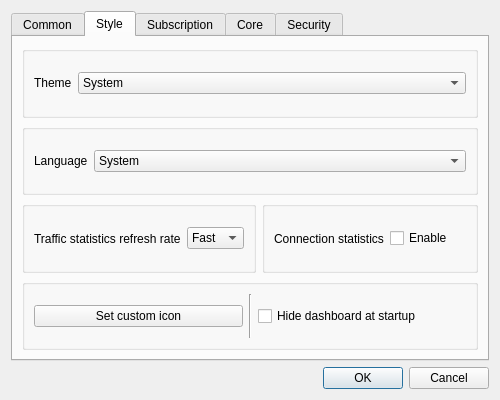
MatsuriDayo/nekoray, file ui/dialog_basic_settings.ui: the form before one commit.
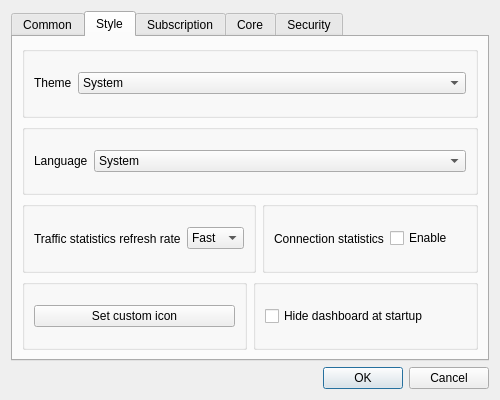
The form after the commit. The open tabs and pages were chosen to show the change. Custom widgets are drawn as their Qt base class.

Commit message: fix connection_statistics & settings ui

```diff
--- a/ui/dialog_basic_settings.ui
+++ b/ui/dialog_basic_settings.ui
@@ -331,45 +331,6 @@
          </layout>
         </widget>
        </item>
-       <item row="3" column="0">
-        <widget class="QGroupBox" name="horizontalGroupBox2">
-         <layout class="QHBoxLayout" name="horizontalLayout_20">
-          <item>
-           <widget class="QPushButton" name="set_custom_icon">
-            <property name="sizePolicy">
-             <sizepolicy hsizetype="Preferred" vsizetype="Fixed">
-              <horstretch>0</horstretch>
-              <verstretch>0</verstretch>
-             </sizepolicy>
-            </property>
-            <property name="text">
-             <string>Set custom icon</string>
-            </property>
-           </widget>
-          </item>
-          <item>
-           <widget class="Line" name="line">
-            <property name="orientation">
-             <enum>Qt::Vertical</enum>
-            </property>
-           </widget>
-          </item>
-          <item>
-           <widget class="QCheckBox" name="start_minimal">
-            <property name="sizePolicy">
-             <sizepolicy hsizetype="Preferred" vsizetype="Fixed">
-              <horstretch>0</horstretch>
-              <verstretch>0</verstretch>
-             </sizepolicy>
-            </property>
-            <property name="text">
-             <string>Hide dashboard at startup</string>
-            </property>
-           </widget>
-          </item>
-         </layout>
-        </widget>
-       </item>
        <item row="2" column="0">
         <layout class="QHBoxLayout" name="horizontalLayout_12">
          <item>
@@ -426,6 +387,48 @@
          </item>
         </layout>
        </item>
+       <item row="3" column="0">
+        <layout class="QHBoxLayout" name="horizontalLayout_22">
+         <item>
+          <widget class="QGroupBox" name="horizontalGroupBox2">
+           <layout class="QHBoxLayout" name="horizontalLayout_20">
+            <item>
+             <widget class="QPushButton" name="set_custom_icon">
+              <property name="sizePolicy">
+               <sizepolicy hsizetype="Preferred" vsizetype="Fixed">
+                <horstretch>0</horstretch>
+                <verstretch>0</verstretch>
+               </sizepolicy>
+              </property>
+              <property name="text">
+               <string>Set custom icon</string>
+              </property>
+             </widget>
+            </item>
+           </layout>
+          </widget>
+         </item>
+         <item>
+          <widget class="QGroupBox" name="horizontalGroupBox_2">
+           <layout class="QHBoxLayout" name="horizontalLayout_23">
+            <item>
+             <widget class="QCheckBox" name="start_minimal">
+              <property name="sizePolicy">
+               <sizepolicy hsizetype="Preferred" vsizetype="Fixed">
+                <horstretch>0</horstretch>
+                <verstretch>0</verstretch>
+               </sizepolicy>
+              </property>
+              <property name="text">
+               <string>Hide dashboard at startup</string>
+              </property>
+             </widget>
+            </item>
+           </layout>
+          </widget>
+         </item>
+        </layout>
+       </item>
       </layout>
      </widget>
      <widget class="QWidget" name="tab_3">
```
The commit also changes 3 other files.
